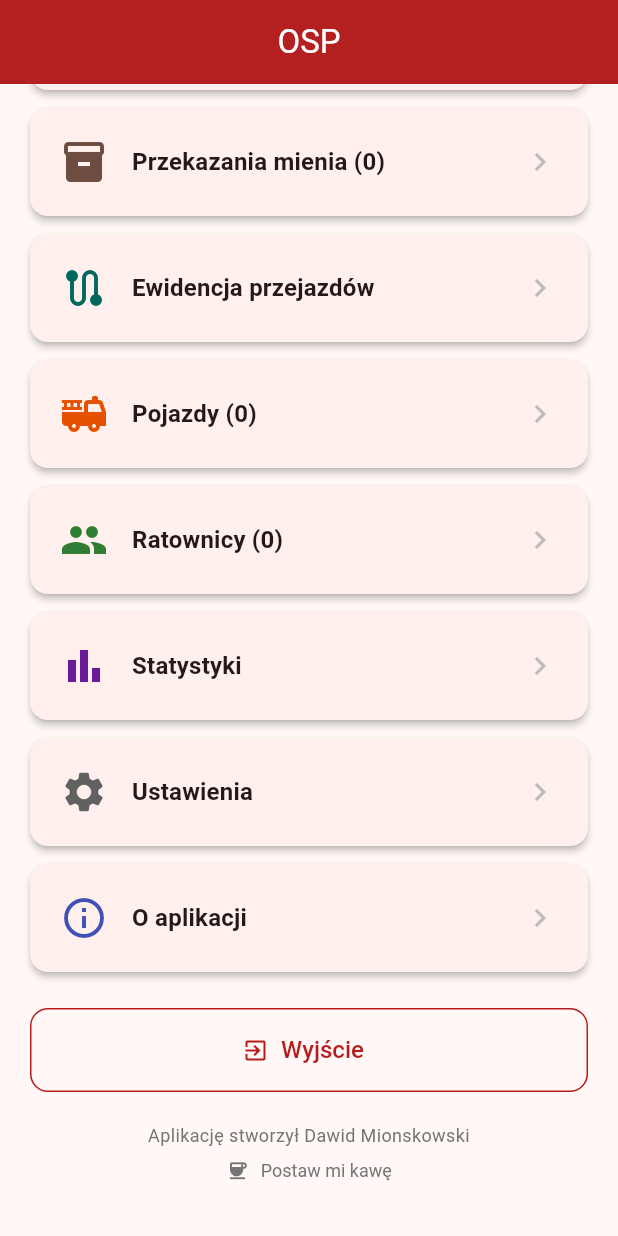
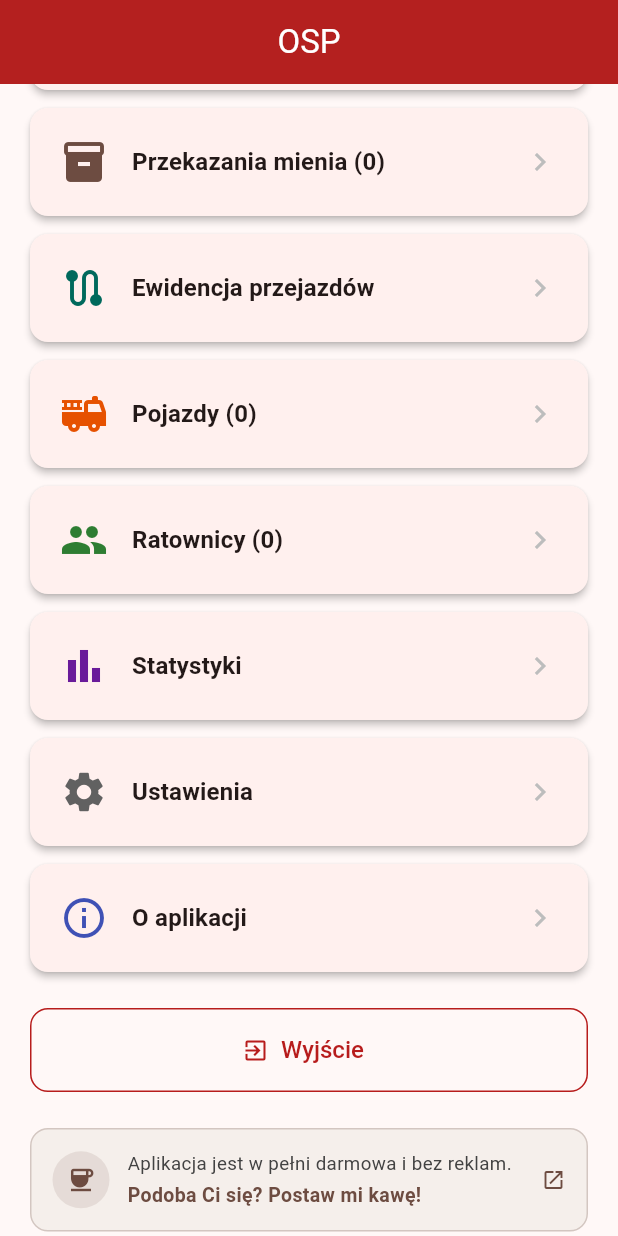
Before and after one commit to mionsek/osp-app, a Flutter app: the HomeScreen screen opened by its route, scrolled down 576 dp, on a phone screen of 412 x 824 dp. Run offline on Flutter 3.47's test engine with Material 3 defaults, Android fonts, the phone set to English and light mode, and no system bars; our stand-ins replace connectivity_plus, flutter_riverpod, geocoding, geolocator, go_router, google_sign_in and 6 more; missing offline and left inert: googleapis, print_bluetooth_thermal; accounts and stored records are empty.

Commit message:
feature/032: karta "postaw mi kawe" w stopce ekranu glownego
Zamiast samego odnosnika tekstowego - karta z ikona, tekstem "Aplikacja jest
w pelni darmowa i bez reklam. Podoba Ci sie? Postaw mi kawe!" i znakiem
otwarcia w przegladarce. Klikalna cala karta, nie osobny przycisk w srodku.

Braz wziety z istniejacej palety (przekazania mienia), zeby nie wprowadzac
nowego koloru dla jednej karty. Tlo odroznia ja od kafelkow menu, wiec nie
czyta sie jako kolejna pozycja menu. Podpis autora zostaje ostatni, pod karta.

Co-Authored-By: Claude Opus 5 <noreply@anthropic.com>

```diff
--- a/lib/screens/home/home_screen.dart
+++ b/lib/screens/home/home_screen.dart
@@ -199,26 +199,15 @@ class _HomeScreenState extends ConsumerState<HomeScreen> {
                 icon: const Icon(Icons.exit_to_app),
                 label: const Text('Wyjście'),
               ),
-              const SizedBox(height: 20),
+              const SizedBox(height: 24),
+              _CoffeeCard(onTap: _openCoffee),
+              const SizedBox(height: 16),
+              // Podpis autora zostaje ostatni — najdrobniejszy element strony,
+              // pod wszystkim innym.
               Text(
                 'Aplikację stworzył Dawid Mionskowski',
                 textAlign: TextAlign.center,
                 style: TextStyle(fontSize: 12, color: Colors.grey[600]),
-              ),
-              // Podziękowanie, nie funkcja aplikacji — dlatego zwykły odnośnik
-              // w stopce „o autorze", a nie kafelek w menu obok „Dodaj wyjazd".
-              const SizedBox(height: 4),
-              TextButton.icon(
-                onPressed: _openCoffee,
-                icon: const Icon(Icons.coffee, size: 15),
-                label: const Text('Postaw mi kawę'),
-                style: TextButton.styleFrom(
-                  foregroundColor: Colors.grey[600],
-                  textStyle: const TextStyle(fontSize: 12),
-                  minimumSize: Size.zero,
-                  padding: const EdgeInsets.symmetric(horizontal: 8, vertical: 4),
-                  tapTargetSize: MaterialTapTargetSize.shrinkWrap,
-                ),
               ),
               // Zapas na systemowy pasek nawigacji — bez tego ostatnie
               // elementy listy chowają się za przyciskami telefonu.
@@ -275,6 +264,84 @@ class _HomeScreenState extends ConsumerState<HomeScreen> {
 /// Krótka podpowiedź dla nowej jednostki: co trzeba uzupełnić, zanim da
 /// się dodać pierwszy wyjazd. Znika automatycznie, gdy komplet jest już
 /// wprowadzony.
+/// Karta „postaw mi kawę" w stopce ekranu głównego.
+///
+/// Świadomie **nie** jest kafelkiem menu: kafelki to czynności (dodaj wyjazd,
+/// ewidencja, ustawienia), a prośba o wsparcie nie należy do tej samej
+/// kategorii i nie powinna stać w jednym rzędzie z „Dodaj wyjazd".
+/// Stąd miejsce na samym dole, pod przyciskiem wyjścia.
+///
+/// Klikalna jest cała karta, nie osobny przycisk w środku — większy cel
+/// i mniej elementów na ekranie, który i tak jest długi.
+class _CoffeeCard extends StatelessWidget {
+  final VoidCallback onTap;
+
+  const _CoffeeCard({required this.onTap});
+
+  @override
+  Widget build(BuildContext context) {
+    // Brąz jest już w palecie aplikacji (przekazania mienia) i pasuje
+    // tematycznie — nie wprowadzamy nowego koloru dla jednej karty.
+    const brown = Color(0xFF6D4C41);
+
+    return Material(
+      color: const Color(0xFFF5EFEB),
+      borderRadius: BorderRadius.circular(12),
+      child: InkWell(
+        onTap: onTap,
+        borderRadius: BorderRadius.circular(12),
+        child: Container(
+          padding: const EdgeInsets.all(14),
+          decoration: BoxDecoration(
+            borderRadius: BorderRadius.circular(12),
+            border: Border.all(color: brown.withValues(alpha: 0.25)),
+          ),
+          child: Row(
+            children: [
+              Container(
+                width: 38,
+                height: 38,
+                decoration: BoxDecoration(
+                  color: brown.withValues(alpha: 0.12),
+                  shape: BoxShape.circle,
+                ),
+                child: const Icon(Icons.coffee, size: 20, color: brown),
+              ),
+              const SizedBox(width: 12),
+              Expanded(
+                child: Column(
+                  crossAxisAlignment: CrossAxisAlignment.start,
+                  children: [
+                    Text(
+                      'Aplikacja jest w pełni darmowa i bez reklam.',
+                      style: TextStyle(
+                        fontSize: 12.5,
+                        height: 1.35,
+                        color: Colors.grey[800],
+                      ),
+                    ),
+                    const SizedBox(height: 3),
+                    const Text(
+                      'Podoba Ci się? Postaw mi kawę!',
+                      style: TextStyle(
+                        fontSize: 13,
+                        fontWeight: FontWeight.bold,
+                        color: brown,
+                      ),
+                    ),
+                  ],
+                ),
+              ),
+              const SizedBox(width: 4),
+              const Icon(Icons.open_in_new, size: 16, color: brown),
+            ],
+          ),
+        ),
+      ),
+    );
+  }
+}
+
 class _GettingStartedCard extends StatelessWidget {
   final bool hasVehicles;
   final bool hasFirefighters;
```
Also changed, not shown: 1 other file.
